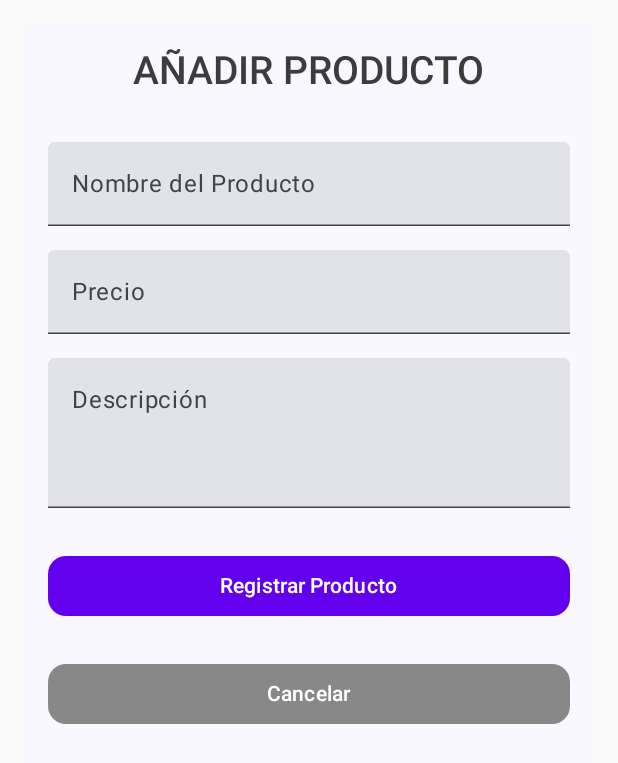
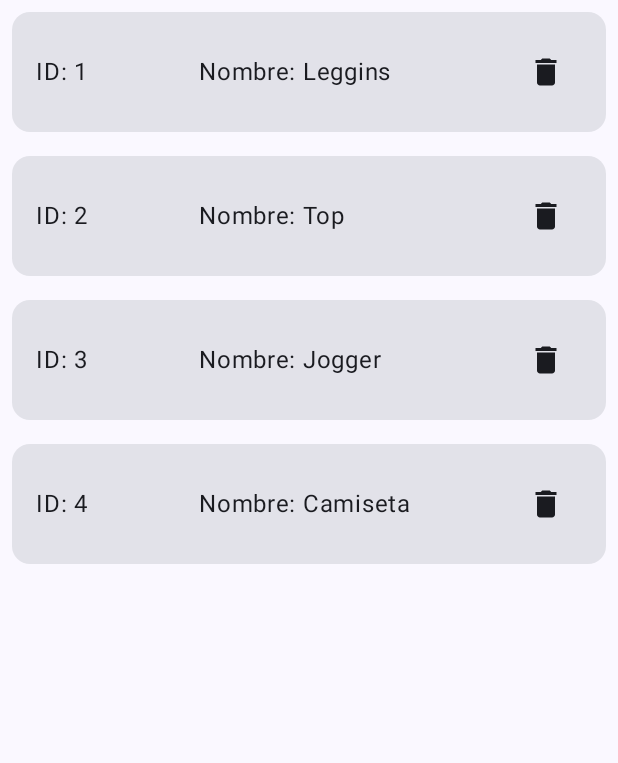
Before and after one commit to MelaniPilliza/My1App_MELANI_PILLIZA, an Android app built with Jetpack Compose: the screen it shows after launch (MainActivity), on a phone screen of 412 x 824 dp. Shown: the top 763 px of the screen. Run offline under Robolectric (Android 15) with nearby library versions, the phone set to English and light mode, and no system bars.

Commit message:
11/12 MOD 2

```diff
--- a/app/src/main/java/appMelani/MainActivity.kt
+++ b/app/src/main/java/appMelani/MainActivity.kt
@@ -5,17 +5,26 @@ import androidx.activity.ComponentActivity
 import androidx.activity.compose.setContent
 import androidx.activity.enableEdgeToEdge
 import appMelani.presentation.ui.screens.product.AddProductScreen
+import appMelani.presentation.ui.screens.product.ProductScreen
+import appMelani.presentation.ui.screens.product.SnackbarExample
 import appMelani.presentation.ui.screens.tasks.TaskScreen
+import appMelani.presentation.viewmodel.products.ProductsViewModel
 import appMelani.ui.theme.AppTheme
 
 
 class MainActivity : ComponentActivity() {
+    private val fakeViewModel = ProductsViewModel()
     override fun onCreate(savedInstanceState: Bundle?) {
         super.onCreate(savedInstanceState)
         enableEdgeToEdge()
         setContent {
             AppTheme {
-                AddProductScreen()
+                //AÑADIR PRODUCTO
+                    //AddProductScreen()
+                //LISTA PRODUTOS
+                    ProductScreen(viewModel = fakeViewModel)
+                //MOSTRAR MENU PRODUCTOS
+                    //SnackbarExample()
             }
         }
     }
--- /dev/null
+++ b/app/src/main/java/appMelani/presentation/navigation/NavGraph.kt
@@ -0,0 +1 @@
+package appMelani.presentation.navigation
--- /dev/null
+++ b/app/src/main/java/appMelani/presentation/ui/components/ActionMenuComponent.kt
@@ -0,0 +1 @@
+package appMelani.presentation.ui.components
--- /dev/null
+++ b/app/src/main/java/appMelani/presentation/ui/screens/product/ProductScreen.kt
@@ -0,0 +1,128 @@
+package appMelani.presentation.ui.screens.product
+
+import androidx.compose.foundation.layout.Arrangement
+import androidx.compose.foundation.layout.Column
+import androidx.compose.foundation.layout.Row
+import androidx.compose.foundation.layout.Spacer
+import androidx.compose.foundation.layout.fillMaxSize
+import androidx.compose.foundation.layout.padding
+import androidx.compose.foundation.layout.width
+import androidx.compose.foundation.lazy.LazyColumn
+import androidx.compose.material3.AlertDialog
+import androidx.compose.material3.Button
+import androidx.compose.material3.Scaffold
+import androidx.compose.material3.SnackbarHost
+import androidx.compose.material3.SnackbarHostState
+import androidx.compose.material3.Text
+import androidx.compose.runtime.Composable
+import androidx.compose.runtime.getValue
+import androidx.compose.runtime.mutableStateOf
+import androidx.compose.runtime.remember
+import androidx.compose.runtime.rememberCoroutineScope
+import androidx.compose.runtime.setValue
+import androidx.compose.ui.Alignment
+import androidx.compose.ui.Modifier
+import androidx.compose.ui.unit.dp
+import kotlinx.coroutines.launch
+import androidx.compose.foundation.lazy.items
+import androidx.compose.material.icons.Icons
+import androidx.compose.material.icons.filled.Delete
+import androidx.compose.material3.Card
+import androidx.compose.material3.Icon
+import androidx.compose.material3.IconButton
+import androidx.compose.runtime.collectAsState
+import androidx.compose.ui.tooling.preview.Preview
+import appMelani.domain.model.Product
+import appMelani.presentation.viewmodel.products.ProductsViewModel
+
+@Composable
+fun ProductScreen(viewModel: ProductsViewModel) {
+    val snackbarHostState = remember { SnackbarHostState() }
+    val scope = rememberCoroutineScope()
+    val products = viewModel.products.collectAsState().value
+    var showDialog by remember { mutableStateOf(false) }
+
+    Scaffold(
+        modifier = Modifier.fillMaxSize(),
+        snackbarHost = { SnackbarHost(snackbarHostState) },
+        content = { innerPadding ->
+            LazyColumn(
+                Modifier.padding(innerPadding),
+                verticalArrangement = Arrangement.Center
+            ) {
+                items(products) { product ->
+                    ProductCard(product, viewModel)
+                }
+            }
+        }
+    )
+
+    if (showDialog) {
+        AlertDialog(
+            onDismissRequest = { showDialog = false },
+            title = { Text(text = "Título del Diálogo") },
+            text = { Text("Este es un mensaje dentro del diálogo.") },
+            confirmButton = {
+                Button(onClick = { showDialog = false }) {
+                    Text("Aceptar")
+                }
+            },
+            dismissButton = {
+                Button(onClick = { showDialog = false }) {
+                    Text("Cancelar")
+                }
+            }
+        )
+    }
+}
+
+@Composable
+fun ProductCard(product: Product, viewModel: ProductsViewModel) {
+    Card(
+        modifier = Modifier.padding(8.dp),
+    ) {
+        Row(
+            verticalAlignment = Alignment.CenterVertically,
+            modifier = Modifier.padding(16.dp)
+        ) {
+            Text(text = "ID: ${product.id}", modifier = Modifier.weight(1f))
+            Spacer(modifier = Modifier.width(10.dp))
+            Text(text = "Nombre: ${product.name}", modifier = Modifier.weight(2f))
+            Spacer(modifier = Modifier.width(10.dp))
+            IconButton(onClick = { viewModel.removeProduct(product.id) }) {
+                Icon(
+                    imageVector = Icons.Default.Delete,
+                    contentDescription = "Eliminar Producto"
+                )
+            }
+        }
+    }
+}
+
+@Composable
+fun SnackbarExample() {
+    val snackbarHostState = remember { SnackbarHostState() }
+    val scope = rememberCoroutineScope()
+
+    Scaffold(
+        snackbarHost = { SnackbarHost(snackbarHostState) },
+        content = { innerPadding ->
+            Column(
+                modifier = Modifier
+                    .fillMaxSize()
+                    .padding(innerPadding)
+                    .padding(16.dp),
+                verticalArrangement = Arrangement.Center,
+                horizontalAlignment = Alignment.CenterHorizontally
+            ) {
+                Button(onClick = {
+                    scope.launch {
+                        snackbarHostState.showSnackbar("Este es un Snackbar")
+                    }
+                }) {
+                    Text("Mostrar Snackbar")
+                }
+            }
+        }
+    )
+}
```
Also changed, not shown: app/src/main/java/appMelani/presentation/navigation/Screens.kt (added, +8 -0 lines).
